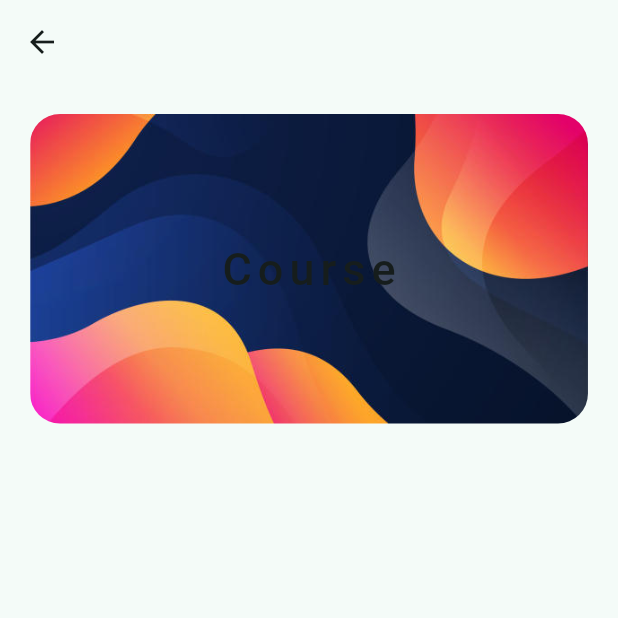
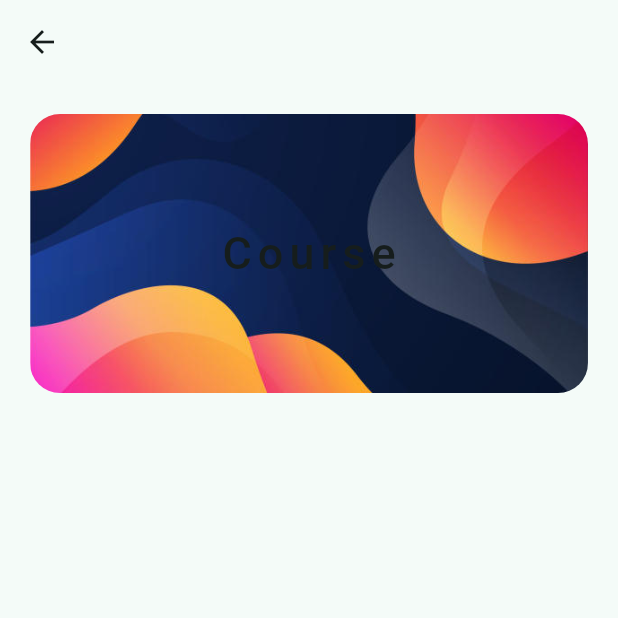
Before and after one commit to Maseev559/flutterapp, a Flutter app: the WidgetTree screen opened directly, after a tap on "Home", on a phone screen of 412 x 824 dp, the top half of it. Run offline on Flutter 3.47's test engine with Material 3 defaults, Android fonts, the phone set to English and light mode, and no system bars; our stand-ins replace lottie, shared_preferences; accounts and stored records are empty.

Commit message:
Advanced UI modification

```diff
--- a/lib/views/pages/home_page.dart
+++ b/lib/views/pages/home_page.dart
@@ -22,9 +22,6 @@ class HomePage extends StatelessWidget {
         padding: EdgeInsets.all(20.0),
         child: Column(
           children: [
-            SizedBox(
-              height: 10.0,
-            ),
             HeroWidget(
               title: 'Home',
               nextPage: CoursePage(),
--- a/lib/views/widgets/hero_widget.dart
+++ b/lib/views/widgets/hero_widget.dart
@@ -25,12 +25,16 @@ class HeroWidget extends StatelessWidget {
         children: [
           Hero(
             tag: 'Hero1',
-            child: ClipRRect(
-              borderRadius: BorderRadius.circular(20.0),
-              child: Image.asset(
-                'assets/images/newbg.jpg',
-                // color: Colors.teal,
-                // colorBlendMode: BlendMode.darken,
+            child: AspectRatio(
+              aspectRatio: 2, //or 1920/1080, - screen size check online
+              child: ClipRRect(
+                borderRadius: BorderRadius.circular(20.0),
+                child: Image.asset(
+                  'assets/images/newbg.jpg',
+                  fit: BoxFit.cover,
+                  // color: Colors.teal,
+                  colorBlendMode: BlendMode.darken,
+                ),
               ),
             ),
           ),
```
Also changed, not shown: lib/views/pages/expanded_flexible_page.dart (added).
